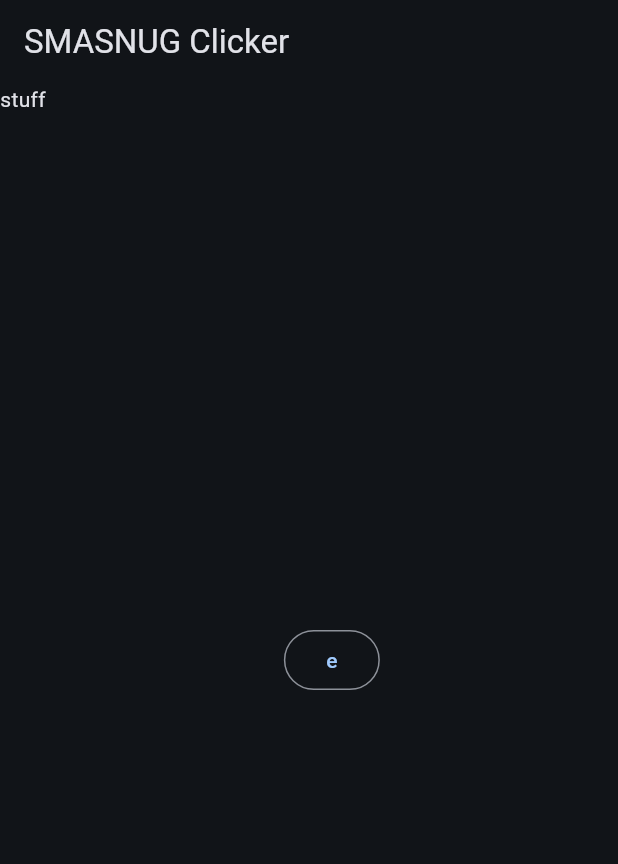
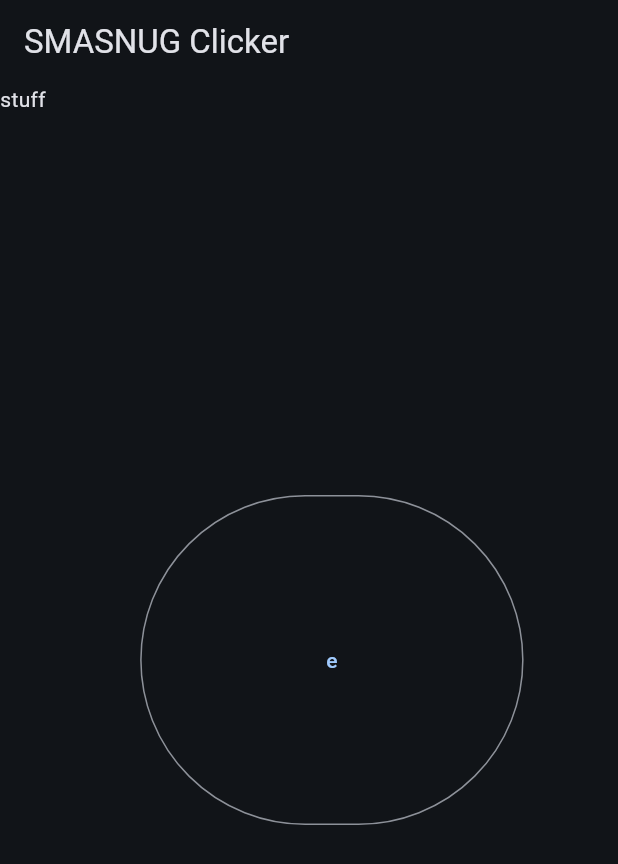
Before and after one commit to Inglan2/smasnug_clicker, a Flutter app: the screen it shows after launch, on a phone screen of 412 x 824 dp. Shown: the top 864 px of the screen. Run offline on Flutter 3.47's test engine with Material 3 defaults, Android fonts, the phone set to English and light mode, and no system bars.

Commit message:
Add padding to button

```diff
--- a/lib/main.dart
+++ b/lib/main.dart
@@ -44,7 +44,12 @@ class HomePage extends StatelessWidget {
           ),
           Expanded(
             child: Center(
-              child: OutlinedButton(onPressed: () {}, child: Text("e")),
+              child: OutlinedButton(
+                  onPressed: () {},
+                  child: Container(
+                    child: Text("e"),
+                    padding: EdgeInsets.all(100),
+                  )),
             ),
           ),
         ],
```
